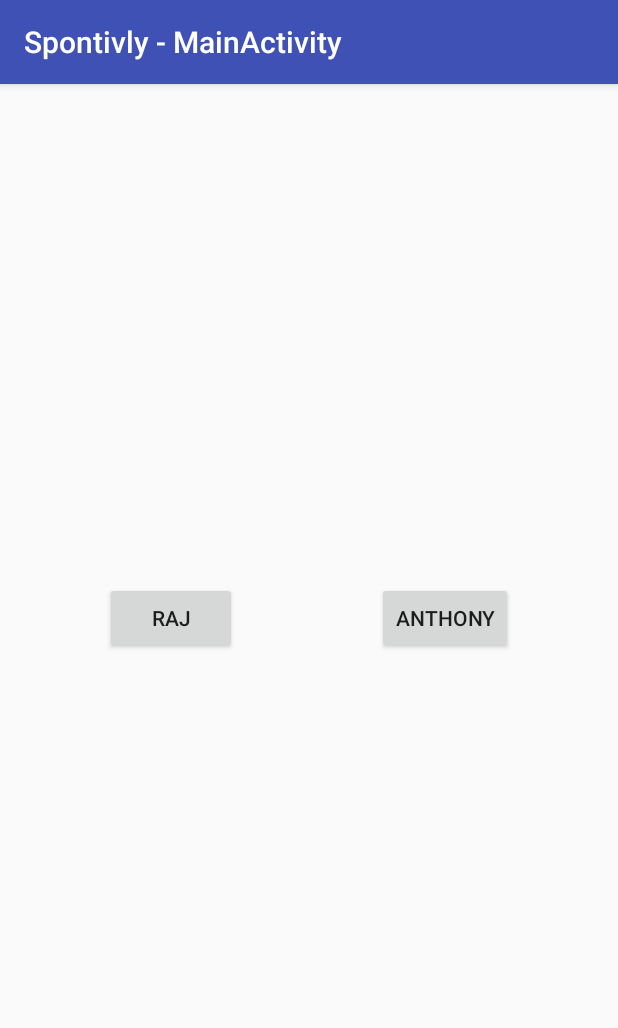
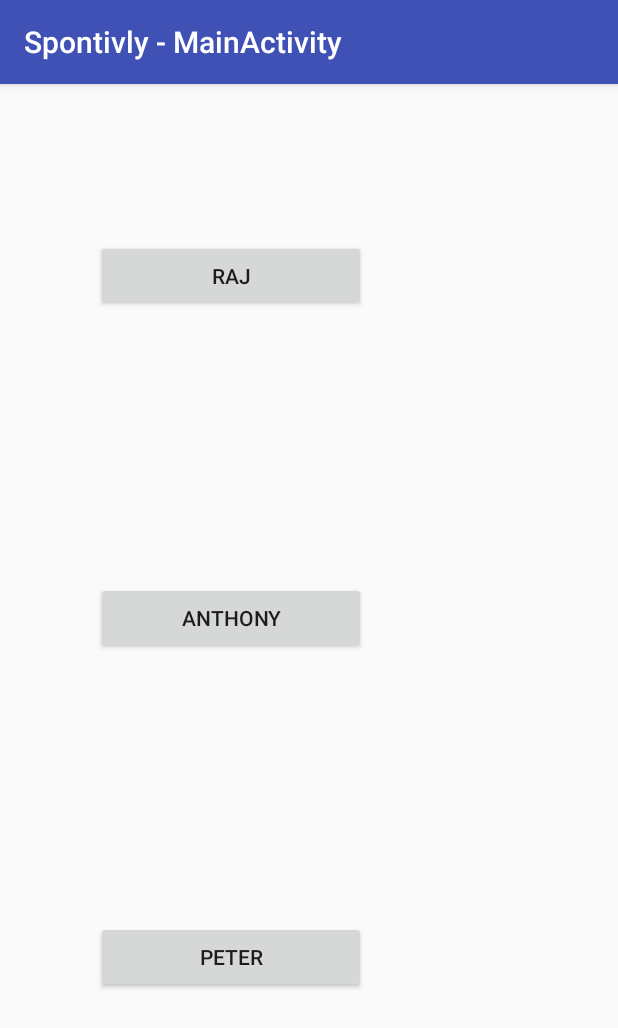
Before and after one commit to balboon/chat, an Android app: the screen it shows after launch (MainActivity), on a phone screen of 412 x 824 dp. Shown: the top 1028 px of the screen. Run offline under Robolectric (Android 15) with nearby library versions, the phone set to English and light mode, and no system bars; our stand-ins replace Volley.

Commit message:
Added Peter to MainActivity login Updated min API to 17 instead of 14 Added TestActivity as another launch option

```diff
--- a/app/build.gradle
+++ b/app/build.gradle
@@ -5,7 +5,7 @@ android {
 
     defaultConfig {
         applicationId "com.spontivly.chat"
-        minSdkVersion 14
+        minSdkVersion 17
         targetSdkVersion 27
         versionCode 1
         versionName "1.0"
--- a/app/src/main/AndroidManifest.xml
+++ b/app/src/main/AndroidManifest.xml
@@ -16,6 +16,11 @@
                 <category android:name="android.intent.category.LAUNCHER" />
             </intent-filter>
         </activity>
+        <activity android:name=".TestActivity">
+            <intent-filter>
+                <action android:name="android.intent.action.MAIN" />
+            </intent-filter>
+        </activity>
         <activity android:name=".MessageActivity" />
         <activity android:name=".EventActivity"></activity>
     </application>
--- a/app/src/main/java/com/spontivly/chat/MainActivity.java
+++ b/app/src/main/java/com/spontivly/chat/MainActivity.java
@@ -1,6 +1,9 @@
 package com.spontivly.chat;
 
+import android.content.Context;
 import android.content.Intent;
+import android.net.ConnectivityManager;
+import android.net.NetworkInfo;
 import android.net.NetworkRequest;
 import android.os.Bundle;
 import android.support.v7.app.AppCompatActivity;
@@ -22,6 +25,7 @@ import com.spontivly.chat.services.VolleyController;
 public class MainActivity extends AppCompatActivity {
     private Button user1Btn;
     private Button user2Btn;
+    private Button user3Btn;
     private static DatabaseService dbService;
 
     @Override
@@ -51,6 +55,22 @@ public class MainActivity extends AppCompatActivity {
                 login(24);
             }
         });
+
+        user2Btn = findViewById(R.id.user3);
+        user2Btn.setOnClickListener(new View.OnClickListener() {
+            @Override
+            public void onClick(View view) {
+                login(50);
+            }
+        });
+
+        ConnectivityManager cm =
+                (ConnectivityManager)this.getSystemService(Context.CONNECTIVITY_SERVICE);
+
+        NetworkInfo activeNetwork = cm.getActiveNetworkInfo();
+        boolean isConnected = activeNetwork != null &&
+                activeNetwork.isConnectedOrConnecting();
+        Log.i("Internet", isConnected + "");
     }
 
     public void login(int userId) {
@@ -60,6 +80,7 @@ public class MainActivity extends AppCompatActivity {
             public void callback(SpontivlyUser user) {
                 final Intent intent = new Intent(MainActivity.this, EventActivity.class);
                 intent.putExtra("User", user);
+                Log.i("MainActivity", user.toString());
                 MainActivity.this.startActivity(intent);
                 finish();
             }
--- a/app/src/main/java/com/spontivly/chat/TestActivity.java
+++ b/app/src/main/java/com/spontivly/chat/TestActivity.java
@@ -14,6 +14,7 @@ import com.google.firebase.database.DatabaseReference;
 import com.google.firebase.database.FirebaseDatabase;
 import com.spontivly.chat.models.SpontivlyEvent;
 import com.spontivly.chat.services.DatabaseService;
+import com.spontivly.chat.services.VolleyController;
 
 import java.util.ArrayList;
 
@@ -37,7 +38,7 @@ public class TestActivity extends AppCompatActivity {
         netRequests.start();
 
         dbService = new DatabaseService();
-        dbService.netRequests = netRequests;
+        dbService.netRequests = VolleyController.getInstance(this.getApplicationContext()).getRequestQueue();
 
 //        SpontivlyEventChatMessage msg = new SpontivlyEventChatMessage();
 //        msg.eventId = 313;
--- a/app/src/main/res/layout/activity_main.xml
+++ b/app/src/main/res/layout/activity_main.xml
@@ -16,24 +16,29 @@
 
     <Button
         android:id="@+id/user2"
-        android:layout_width="wrap_content"
+        android:layout_width="180dp"
         android:layout_height="wrap_content"
-        android:layout_alignParentEnd="true"
+        android:layout_alignStart="@+id/user1"
         android:layout_centerVertical="true"
-        android:layout_marginEnd="70dp"
-        android:text="Anthony"
-        android:layout_alignParentRight="true"
-        android:layout_marginRight="70dp" />
+        android:text="Anthony" />
 
     <Button
         android:id="@+id/user1"
-        android:layout_width="wrap_content"
+        android:layout_width="180dp"
         android:layout_height="wrap_content"
         android:layout_alignParentStart="true"
-        android:layout_centerVertical="true"
-        android:layout_marginStart="70dp"
-        android:text="Raj"
-        android:layout_marginLeft="70dp"
-        android:layout_alignParentLeft="true" />
+        android:layout_alignParentTop="true"
+        android:layout_marginStart="64dp"
+        android:layout_marginTop="160dp"
+        android:text="Raj" />
+
+    <Button
+        android:id="@+id/user3"
+        android:layout_width="180dp"
+        android:layout_height="wrap_content"
+        android:layout_alignParentBottom="true"
+        android:layout_alignStart="@+id/user1"
+        android:layout_marginBottom="162dp"
+        android:text="Peter" />
 
 </RelativeLayout>
```
